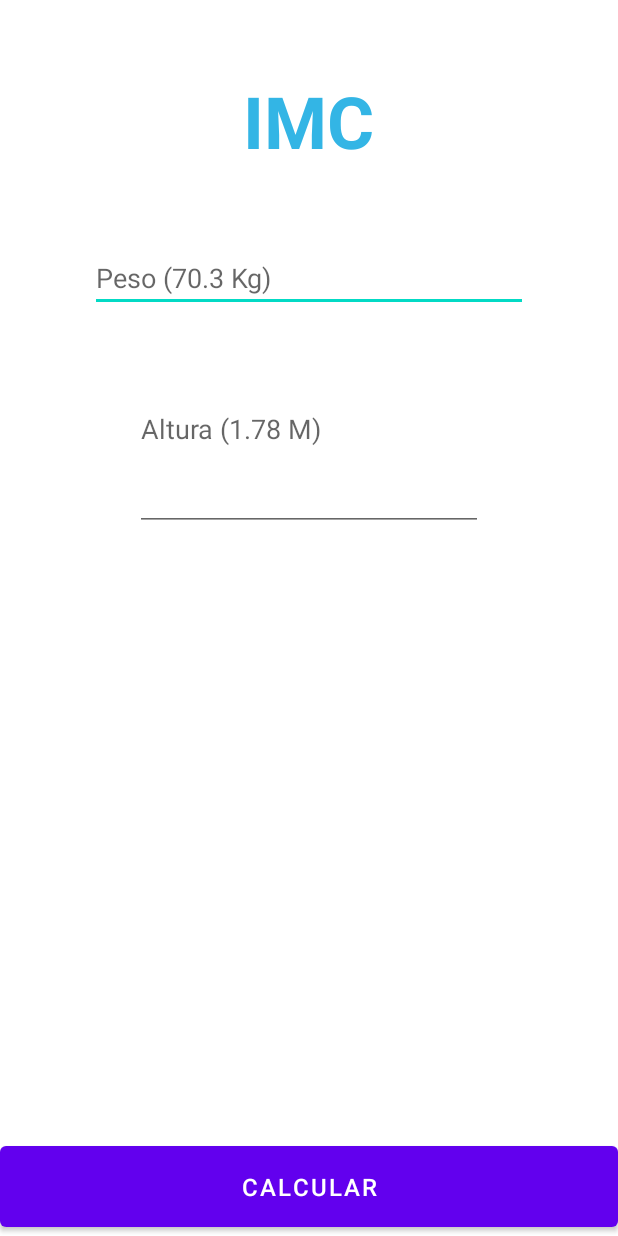
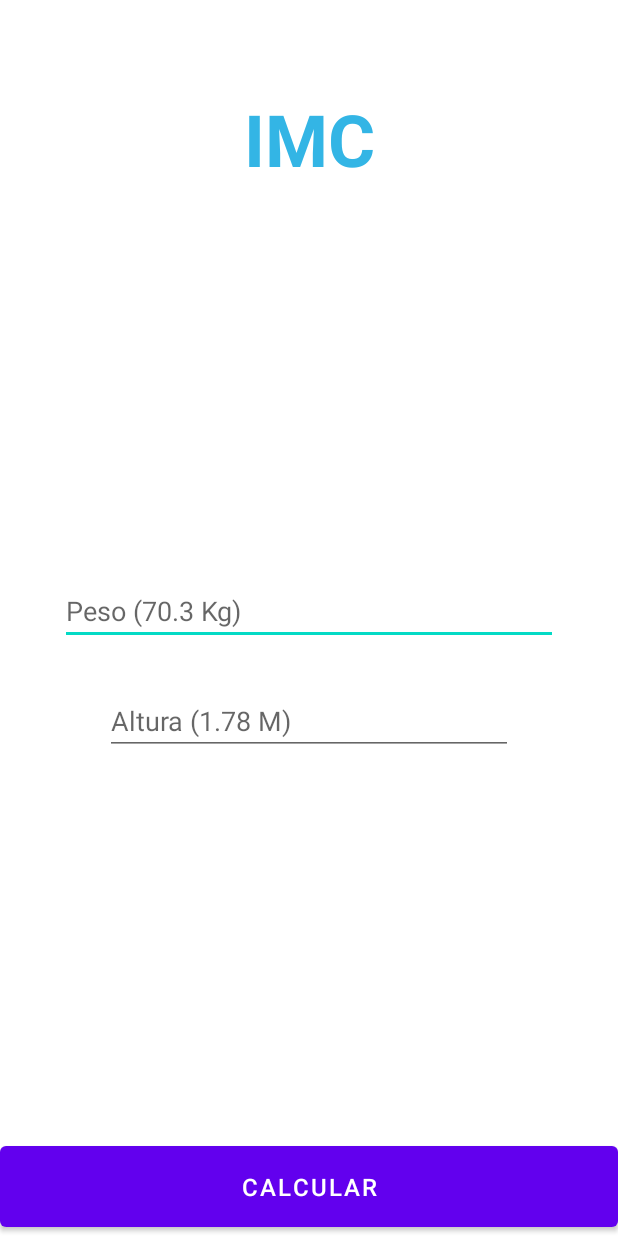
Before and after one commit to BrunoGambaRocha/KotlinMyFirstApp, an Android app: the screen it shows after launch (MainRelative before the commit, MainConstraint after it), on a phone screen of 412 x 824 dp. Run offline under Robolectric (Android 15) with nearby library versions, the phone set to English and light mode, and no system bars.

Commit message:
ConstraintLayout exercise with StartActivity changed

```diff
--- a/app/src/main/AndroidManifest.xml
+++ b/app/src/main/AndroidManifest.xml
@@ -9,9 +9,10 @@
         android:roundIcon="@mipmap/ic_launcher_round"
         android:supportsRtl="true"
         android:theme="@style/Theme.IMCApp">
-        <activity android:name=".MainActivity"></activity>
+        <activity android:name=".MainRelative" />
+        <activity android:name=".MainActivity" />
         <activity android:name=".ResultActivity" />
-        <activity android:name=".MainRelative">
+        <activity android:name=".MainConstraint">
             <intent-filter>
                 <action android:name="android.intent.action.MAIN" />
                 <category android:name="android.intent.category.LAUNCHER" />
--- /dev/null
+++ b/app/src/main/java/br/com/brunoti/cursos/dio/imcapp/MainConstraint.kt
@@ -0,0 +1,11 @@
+package br.com.brunoti.cursos.dio.imcapp
+
+import androidx.appcompat.app.AppCompatActivity
+import android.os.Bundle
+
+class MainConstraint : AppCompatActivity() {
+    override fun onCreate(savedInstanceState: Bundle?) {
+        super.onCreate(savedInstanceState)
+        setContentView(R.layout.main_constraint)
+    }
+}
--- a/app/src/main/res/layout/activity_main.xml
+++ b/app/src/main/res/layout/activity_main.xml
@@ -19,6 +19,7 @@
         android:id="@+id/pesoEDT"
         android:hint="@string/input_peso"
         style="@style/input_style"
+        android:layout_marginHorizontal="40dp"
         android:layout_width="match_parent"
         android:layout_height="wrap_content" />
 
@@ -26,6 +27,7 @@
         android:id="@+id/alturaEDT"
         android:hint="@string/input_altura"
         style="@style/input_style"
+        android:layout_marginHorizontal="60dp"
         android:layout_width="match_parent"
         android:layout_height="wrap_content" />
 
--- /dev/null
+++ b/app/src/main/res/layout/main_constraint.xml
@@ -0,0 +1,57 @@
+<?xml version="1.0" encoding="utf-8"?>
+<androidx.constraintlayout.widget.ConstraintLayout xmlns:android="http://schemas.android.com/apk/res/android"
+    xmlns:app="http://schemas.android.com/apk/res-auto"
+    xmlns:tools="http://schemas.android.com/tools"
+    android:id="@+id/constraintLayout"
+    android:layout_width="match_parent"
+    android:layout_height="match_parent"
+    tools:context=".MainConstraint">
+
+    <EditText
+        android:id="@+id/pesoEDT"
+        android:layout_width="match_parent"
+        android:layout_height="wrap_content"
+        android:hint="@string/input_peso"
+        style="@style/input_style"
+        android:layout_marginHorizontal="40dp"
+        app:layout_constraintBottom_toBottomOf="parent"
+        app:layout_constraintTop_toTopOf="parent" />
+
+    <EditText
+        android:id="@+id/alturaEDT"
+        style="@style/input_style"
+        android:layout_width="0dp"
+        android:layout_height="wrap_content"
+        android:layout_marginHorizontal="30dp"
+        android:layout_marginTop="28dp"
+        android:hint="@string/input_altura"
+        app:layout_constraintEnd_toEndOf="@+id/pesoEDT"
+        app:layout_constraintStart_toStartOf="@+id/pesoEDT"
+        app:layout_constraintTop_toBottomOf="@+id/pesoEDT"
+        tools:visibility="visible" />
+
+    <Button
+        android:id="@+id/calcularBTN"
+        android:layout_width="match_parent"
+        android:layout_height="wrap_content"
+        android:padding="16dp"
+        android:text="@string/btn_calcular"
+        android:textColor="@color/white"
+        android:textSize="16sp"
+        app:layout_constraintBottom_toBottomOf="parent"
+        tools:visibility="visible" />
+
+    <TextView
+        android:id="@+id/tituloTXT"
+        style="@style/title"
+        android:layout_width="0dp"
+        android:textAlignment="center"
+        android:layout_height="wrap_content"
+        android:layout_marginTop="60dp"
+        android:text="@string/mensagem"
+        app:layout_constraintEnd_toEndOf="parent"
+        app:layout_constraintStart_toStartOf="parent"
+        app:layout_constraintTop_toTopOf="parent"
+        tools:visibility="visible" />
+
+</androidx.constraintlayout.widget.ConstraintLayout>
--- a/app/src/main/res/values/styles.xml
+++ b/app/src/main/res/values/styles.xml
@@ -12,5 +12,6 @@
     <style name="input_style">
         <item name="android:inputType">textPersonName</item>
         <item name="android:layout_marginBottom">10dp</item>
+
     </style>
 </resources>
```
